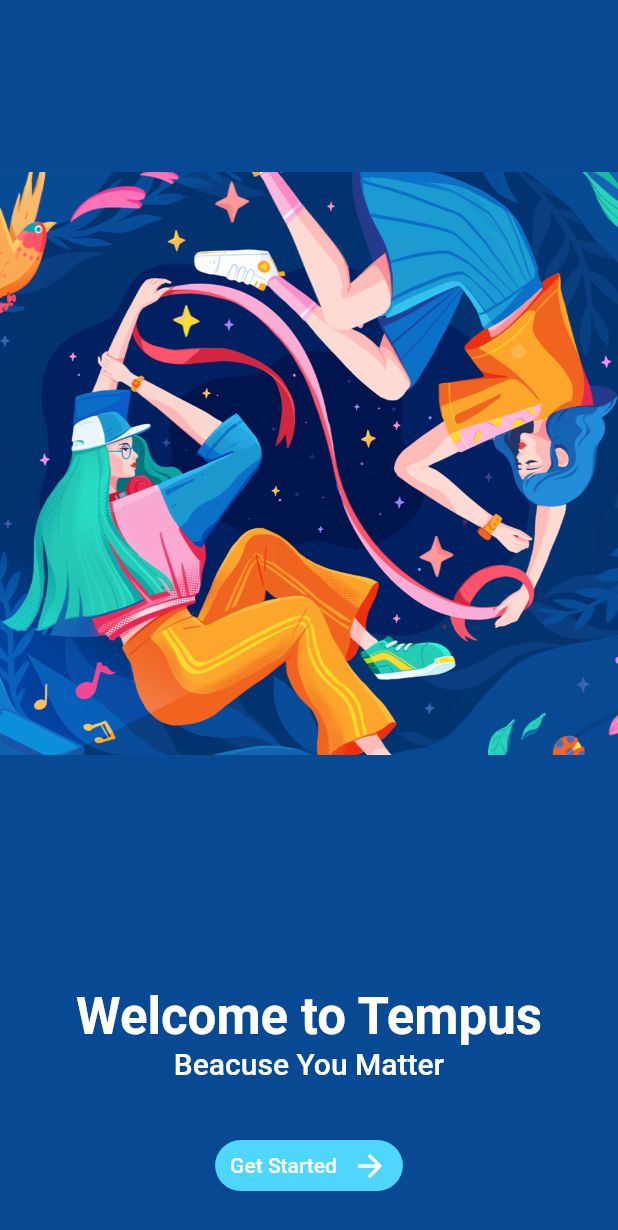
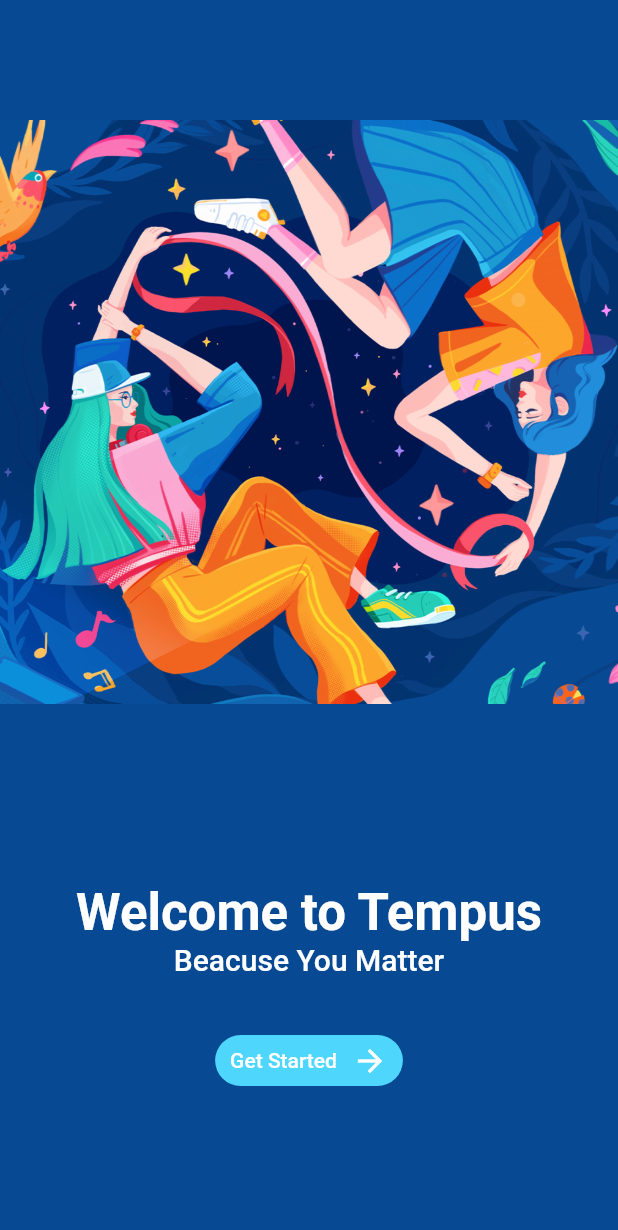
Before and after one commit to Rushali-Sarkar/Tempus, a Flutter app: the screen it shows after launch, on a phone screen of 412 x 824 dp. Shown: the top 1230 px of the screen. Run offline on Flutter 3.47's test engine with Material 2 defaults, Android fonts, the phone set to English and light mode, and no system bars; missing offline and left inert: animated_button.

Commit message:
Changed the alignment of welcome page

```diff
--- a/tempus/lib/main.dart
+++ b/tempus/lib/main.dart
@@ -48,11 +48,11 @@ class WelcomeScreen extends StatelessWidget {
       body: Column(
         children: <Widget>[
           Expanded(
-            flex: 3,
+            flex: 2,
             child: Container(
               padding: EdgeInsets.symmetric(
-                vertical: 20.0,
-                horizontal: 20.0,
+                vertical: 10.0,
+                horizontal: 10.0,
               ),
               decoration: BoxDecoration(
                 image: DecorationImage(
@@ -66,7 +66,7 @@ class WelcomeScreen extends StatelessWidget {
             child: Column(
               mainAxisAlignment: MainAxisAlignment.spaceBetween,
               children: <Widget>[
-                SizedBox(width: 10),
+                SizedBox(width: 10.0),
                 RichText(
                   textAlign: TextAlign.center,
                   text: TextSpan(
@@ -84,7 +84,7 @@ class WelcomeScreen extends StatelessWidget {
                 ),
                 FittedBox(
                   child: Container(
-                    margin: EdgeInsets.only(bottom: 30.0),
+                    margin: EdgeInsets.only(bottom: 100.0),
                     padding:
                         EdgeInsets.symmetric(horizontal: 10.0, vertical: 5.0),
                     decoration: BoxDecoration(
```
